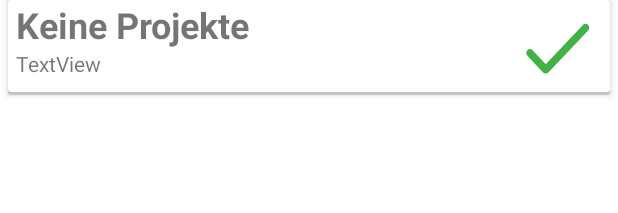
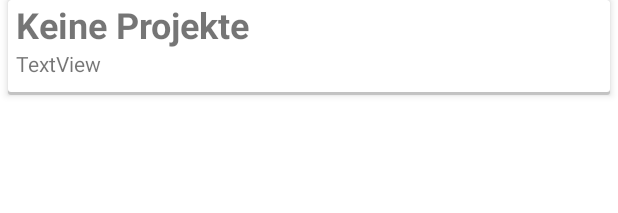
Before and after one commit to JPPASCHETAG/WG_ABRECHNUNG, an Android app: the layout list_view_layout.xml on its own in the app's theme, with its tools: preview values and no code run, on a phone screen of 412 x 824 dp. Shown: the top 213 px of the screen. Run offline under Robolectric (Android 15) with nearby library versions, the phone set to English and light mode, and no system bars.

Commit message:
haken und chart anpassungen

```diff
--- a/app/src/main/res/layout/fragment_dashboard.xml
+++ b/app/src/main/res/layout/fragment_dashboard.xml
@@ -22,6 +22,7 @@
         android:layout_height="match_parent"
         android:id="@+id/CHART"
         android:layout_marginTop="66dp"
+        android:layout_marginBottom="230dp"
         />
 
 </androidx.constraintlayout.widget.ConstraintLayout>
--- a/app/src/main/res/layout/list_view_layout.xml
+++ b/app/src/main/res/layout/list_view_layout.xml
@@ -5,6 +5,7 @@
     android:orientation="horizontal">
 
     <LinearLayout
+        android:id="@+id/layout"
         android:layout_width="0dp"
         android:layout_height="match_parent"
         android:layout_gravity="center_horizontal"
@@ -59,6 +60,8 @@
 
 
             <ImageView
+                android:id="@+id/imgCheck"
+                android:visibility="invisible"
                 android:layout_width="match_parent"
                 android:layout_height="match_parent"
                 android:background="@drawable/done_black_18dp" />
```
Also changed, not shown: app/src/main/java/com/wgAbrechnung/wg_abrechnung/CustomListAdapter.java (+15 -0 lines), app/src/main/java/com/wgAbrechnung/wg_abrechnung/ui/notifications/NotificationsFragment.java (+10 -5 lines).
